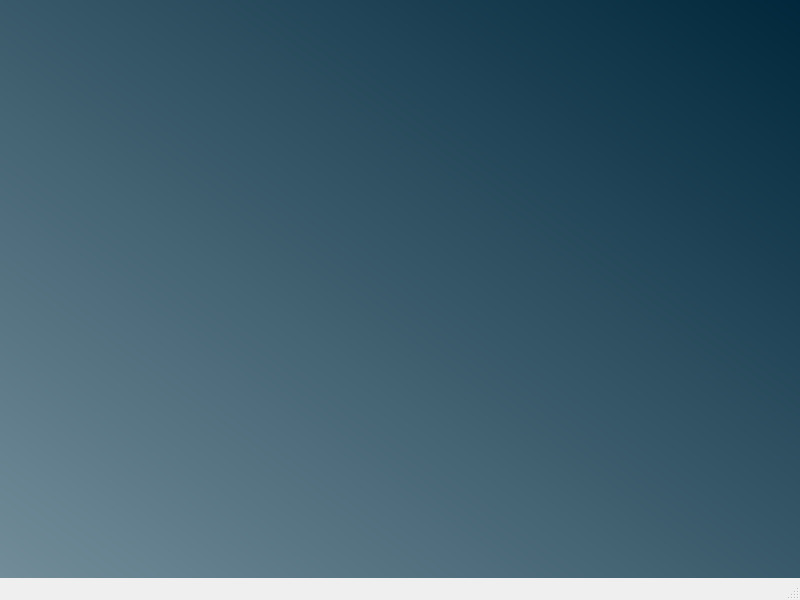
This is develop/interfaces/interface_camera_menu.ui in Mark-mmv/HelczaViewerMultiProject_v1 as Qt 5 draws it before an edit. The edited form follows.
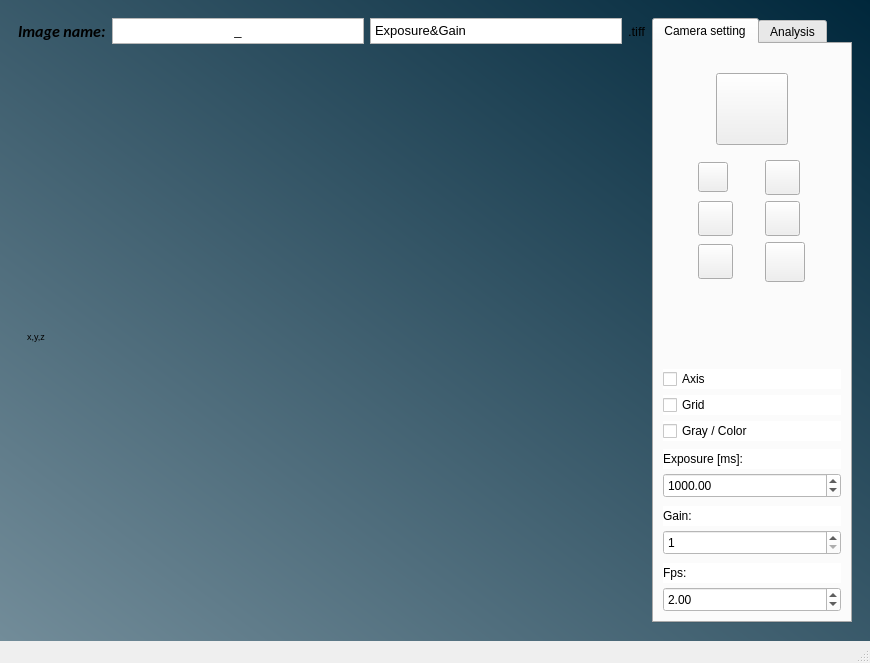
This is the edited form. Icons and pictures are not drawn.

Commit message: Create stream vimba method

The edit to the form file:
```diff
--- a/develop/interfaces/interface_camera_menu.ui
+++ b/develop/interfaces/interface_camera_menu.ui
@@ -6,8 +6,8 @@
    <rect>
     <x>0</x>
     <y>0</y>
-    <width>800</width>
-    <height>600</height>
+    <width>870</width>
+    <height>663</height>
    </rect>
   </property>
   <property name="windowTitle">
@@ -16,7 +16,734 @@
   <property name="styleSheet">
    <string notr="true">QWidget#centralwidget_camera_menu{background-color: qlineargradient(spread:pad, x1:0, y1:1, x2:1, y2:0, stop:0 rgba(114, 140, 153, 255), stop:1 rgba(0, 39, 59, 255));}</string>
   </property>
-  <widget class="QWidget" name="centralwidget_camera_menu"/>
+  <widget class="QWidget" name="centralwidget_camera_menu">
+   <layout class="QVBoxLayout" name="verticalLayout">
+    <item>
+     <widget class="QWidget" name="widget_work" native="true">
+      <property name="minimumSize">
+       <size>
+        <width>400</width>
+        <height>500</height>
+       </size>
+      </property>
+      <layout class="QGridLayout" name="gridLayout_3">
+       <item row="0" column="1">
+        <widget class="QTextEdit" name="text_edit_name_image">
+         <property name="maximumSize">
+          <size>
+           <width>16777215</width>
+           <height>26</height>
+          </size>
+         </property>
+         <property name="html">
+          <string>&lt;!DOCTYPE HTML PUBLIC &quot;-//W3C//DTD HTML 4.0//EN&quot; &quot;http://www.w3.org/TR/REC-html40/strict.dtd&quot;&gt;
+&lt;html&gt;&lt;head&gt;&lt;meta name=&quot;qrichtext&quot; content=&quot;1&quot; /&gt;&lt;style type=&quot;text/css&quot;&gt;
+p, li { white-space: pre-wrap; }
+&lt;/style&gt;&lt;/head&gt;&lt;body style=&quot; font-family:'MS Shell Dlg 2'; font-size:8.25pt; font-weight:400; font-style:normal;&quot;&gt;
+&lt;p align=&quot;center&quot; style=&quot; margin-top:0px; margin-bottom:0px; margin-left:0px; margin-right:0px; -qt-block-indent:0; text-indent:0px;&quot;&gt;&lt;span style=&quot; font-size:10pt;&quot;&gt;_&lt;/span&gt;&lt;/p&gt;&lt;/body&gt;&lt;/html&gt;</string>
+         </property>
+        </widget>
+       </item>
+       <item row="0" column="2">
+        <widget class="QTextEdit" name="text_edit_exposure_gain">
+         <property name="maximumSize">
+          <size>
+           <width>16777215</width>
+           <height>26</height>
+          </size>
+         </property>
+         <property name="html">
+          <string>&lt;!DOCTYPE HTML PUBLIC &quot;-//W3C//DTD HTML 4.0//EN&quot; &quot;http://www.w3.org/TR/REC-html40/strict.dtd&quot;&gt;
+&lt;html&gt;&lt;head&gt;&lt;meta name=&quot;qrichtext&quot; content=&quot;1&quot; /&gt;&lt;style type=&quot;text/css&quot;&gt;
+p, li { white-space: pre-wrap; }
+&lt;/style&gt;&lt;/head&gt;&lt;body style=&quot; font-family:'MS Shell Dlg 2'; font-size:8.25pt; font-weight:400; font-style:normal;&quot;&gt;
+&lt;p style=&quot; margin-top:0px; margin-bottom:0px; margin-left:0px; margin-right:0px; -qt-block-indent:0; text-indent:0px;&quot;&gt;&lt;span style=&quot; font-size:10pt;&quot;&gt;Exposure&amp;amp;Gain&lt;/span&gt;&lt;/p&gt;&lt;/body&gt;&lt;/html&gt;</string>
+         </property>
+        </widget>
+       </item>
+       <item row="0" column="0">
+        <widget class="QLabel" name="label_image_name">
+         <property name="font">
+          <font>
+           <family>Calibri</family>
+           <pointsize>12</pointsize>
+           <weight>75</weight>
+           <italic>true</italic>
+           <bold>true</bold>
+          </font>
+         </property>
+         <property name="text">
+          <string>Image name:</string>
+         </property>
+        </widget>
+       </item>
+       <item row="1" column="0" rowspan="3" colspan="4">
+        <widget class="QWidget" name="widget_for_stream" native="true">
+         <property name="sizePolicy">
+          <sizepolicy hsizetype="Expanding" vsizetype="Expanding">
+           <horstretch>0</horstretch>
+           <verstretch>0</verstretch>
+          </sizepolicy>
+         </property>
+         <property name="minimumSize">
+          <size>
+           <width>400</width>
+           <height>400</height>
+          </size>
+         </property>
+         <property name="cursor">
+          <cursorShape>CrossCursor</cursorShape>
+         </property>
+         <layout class="QVBoxLayout" name="verticalLayout_9">
+          <item>
+           <layout class="QGridLayout" name="companovka_stream"/>
+          </item>
+          <item>
+           <widget class="QLabel" name="label_cords_2">
+            <property name="minimumSize">
+             <size>
+              <width>0</width>
+              <height>13</height>
+             </size>
+            </property>
+            <property name="maximumSize">
+             <size>
+              <width>9999</width>
+              <height>13</height>
+             </size>
+            </property>
+            <property name="font">
+             <font>
+              <pointsize>7</pointsize>
+             </font>
+            </property>
+            <property name="text">
+             <string>x,y,z</string>
+            </property>
+           </widget>
+          </item>
+         </layout>
+        </widget>
+       </item>
+       <item row="0" column="3">
+        <widget class="QLabel" name="label_tiff">
+         <property name="font">
+          <font>
+           <pointsize>10</pointsize>
+          </font>
+         </property>
+         <property name="text">
+          <string>.tiff</string>
+         </property>
+        </widget>
+       </item>
+       <item row="0" column="4" rowspan="4" colspan="2">
+        <widget class="QTabWidget" name="tabWidget_2">
+         <property name="minimumSize">
+          <size>
+           <width>200</width>
+           <height>500</height>
+          </size>
+         </property>
+         <property name="layoutDirection">
+          <enum>Qt::LeftToRight</enum>
+         </property>
+         <property name="styleSheet">
+          <string notr="true"/>
+         </property>
+         <property name="tabPosition">
+          <enum>QTabWidget::North</enum>
+         </property>
+         <property name="tabShape">
+          <enum>QTabWidget::Rounded</enum>
+         </property>
+         <property name="currentIndex">
+          <number>0</number>
+         </property>
+         <widget class="QWidget" name="tab_camera_setting">
+          <property name="layoutDirection">
+           <enum>Qt::LeftToRight</enum>
+          </property>
+          <property name="autoFillBackground">
+           <bool>false</bool>
+          </property>
+          <attribute name="title">
+           <string>Camera setting</string>
+          </attribute>
+          <layout class="QGridLayout" name="gridLayout_4">
+           <property name="sizeConstraint">
+            <enum>QLayout::SetDefaultConstraint</enum>
+           </property>
+           <property name="topMargin">
+            <number>9</number>
+           </property>
+           <item row="1" column="1">
+            <spacer name="verticalspacer_5">
+             <property name="orientation">
+              <enum>Qt::Vertical</enum>
+             </property>
+             <property name="sizeType">
+              <enum>QSizePolicy::Fixed</enum>
+             </property>
+             <property name="sizeHint" stdset="0">
+              <size>
+               <width>20</width>
+               <height>20</height>
+              </size>
+             </property>
+            </spacer>
+           </item>
+           <item row="13" column="0" colspan="3">
+            <widget class="QLabel" name="label_exposure">
+             <property name="sizePolicy">
+              <sizepolicy hsizetype="Preferred" vsizetype="Preferred">
+               <horstretch>0</horstretch>
+               <verstretch>0</verstretch>
+              </sizepolicy>
+             </property>
+             <property name="minimumSize">
+              <size>
+               <width>0</width>
+               <height>20</height>
+              </size>
+             </property>
+             <property name="maximumSize">
+              <size>
+               <width>16777215</width>
+               <height>15</height>
+              </size>
+             </property>
+             <property name="styleSheet">
+              <string notr="true">background-color: rgb(255, 255, 255);</string>
+             </property>
+             <property name="text">
+              <string>Exposure [ms]:</string>
+             </property>
+            </widget>
+           </item>
+           <item row="16" column="0" colspan="3">
+            <widget class="QLabel" name="label_gain">
+             <property name="minimumSize">
+              <size>
+               <width>0</width>
+               <height>20</height>
+              </size>
+             </property>
+             <property name="maximumSize">
+              <size>
+               <width>16777215</width>
+               <height>15</height>
+              </size>
+             </property>
+             <property name="styleSheet">
+              <string notr="true">background-color: rgb(255, 255, 255);</string>
+             </property>
+             <property name="text">
+              <string>Gain:</string>
+             </property>
+            </widget>
+           </item>
+           <item row="9" column="0" colspan="3">
+            <spacer name="verticalspacer_6">
+             <property name="orientation">
+              <enum>Qt::Vertical</enum>
+             </property>
+             <property name="sizeType">
+              <enum>QSizePolicy::Expanding</enum>
+             </property>
+             <property name="sizeHint" stdset="0">
+              <size>
+               <width>40</width>
+               <height>20</height>
+              </size>
+             </property>
+            </spacer>
+           </item>
+           <item row="19" column="0" colspan="3">
+            <widget class="QLabel" name="label_fps">
+             <property name="minimumSize">
+              <size>
+               <width>0</width>
+               <height>20</height>
+              </size>
+             </property>
+             <property name="maximumSize">
+              <size>
+               <width>16777215</width>
+               <height>15</height>
+              </size>
+             </property>
+             <property name="styleSheet">
+              <string notr="true">background-color: rgb(255, 255, 255);</string>
+             </property>
+             <property name="text">
+              <string>Fps:</string>
+             </property>
+            </widget>
+           </item>
+           <item row="12" column="0" colspan="3">
+            <widget class="QCheckBox" name="checkbox_gray_color">
+             <property name="minimumSize">
+              <size>
+               <width>0</width>
+               <height>20</height>
+              </size>
+             </property>
+             <property name="styleSheet">
+              <string notr="true">background-color: rgb(255, 255, 255);</string>
+             </property>
+             <property name="text">
+              <string>Gray / Color</string>
+             </property>
+            </widget>
+           </item>
+           <item row="21" column="0" colspan="3">
+            <widget class="QDoubleSpinBox" name="spinbox_fps">
+             <property name="minimumSize">
+              <size>
+               <width>0</width>
+               <height>25</height>
+              </size>
+             </property>
+             <property name="styleSheet">
+              <string notr="true">background-color: rgb(255, 255, 255);</string>
+             </property>
+             <property name="singleStep">
+              <double>0.010000000000000</double>
+             </property>
+             <property name="value">
+              <double>2.000000000000000</double>
+             </property>
+            </widget>
+           </item>
+           <item row="18" column="0" colspan="3">
+            <widget class="QSpinBox" name="spinbox_gain">
+             <property name="minimumSize">
+              <size>
+               <width>100</width>
+               <height>25</height>
+              </size>
+             </property>
+             <property name="styleSheet">
+              <string notr="true">background-color: rgb(255, 255, 255);</string>
+             </property>
+             <property name="minimum">
+              <number>1</number>
+             </property>
+             <property name="maximum">
+              <number>33</number>
+             </property>
+            </widget>
+           </item>
+           <item row="11" column="0" colspan="3">
+            <widget class="QCheckBox" name="checkbox_grid_stream">
+             <property name="styleSheet">
+              <string notr="true">background-color: rgb(255, 255, 255);</string>
+             </property>
+             <property name="text">
+              <string>Grid</string>
+             </property>
+            </widget>
+           </item>
+           <item row="2" column="1">
+            <widget class="QPushButton" name="button_start_stream">
+             <property name="enabled">
+              <bool>true</bool>
+             </property>
+             <property name="sizePolicy">
+              <sizepolicy hsizetype="Preferred" vsizetype="Preferred">
+               <horstretch>0</horstretch>
+               <verstretch>0</verstretch>
+              </sizepolicy>
+             </property>
+             <property name="minimumSize">
+              <size>
+               <width>72</width>
+               <height>72</height>
+              </size>
+             </property>
+             <property name="maximumSize">
+              <size>
+               <width>72</width>
+               <height>72</height>
+              </size>
+             </property>
+             <property name="sizeIncrement">
+              <size>
+               <width>1</width>
+               <height>1</height>
+              </size>
+             </property>
+             <property name="layoutDirection">
+              <enum>Qt::LeftToRight</enum>
+             </property>
+             <property name="styleSheet">
+              <string notr="true">border-image: url(:/icon/icon/baseline_play_circle_outline_black_36dp.png);
+</string>
+             </property>
+             <property name="inputMethodHints">
+              <set>Qt::ImhNone</set>
+             </property>
+             <property name="text">
+              <string/>
+             </property>
+             <property name="iconSize">
+              <size>
+               <width>32</width>
+               <height>32</height>
+              </size>
+             </property>
+             <property name="checkable">
+              <bool>false</bool>
+             </property>
+             <property name="autoRepeat">
+              <bool>false</bool>
+             </property>
+             <property name="autoExclusive">
+              <bool>false</bool>
+             </property>
+             <property name="autoDefault">
+              <bool>false</bool>
+             </property>
+             <property name="default">
+              <bool>false</bool>
+             </property>
+             <property name="flat">
+              <bool>false</bool>
+             </property>
+            </widget>
+           </item>
+           <item row="15" column="0" colspan="3">
+            <widget class="QDoubleSpinBox" name="spinbox_exposure">
+             <property name="minimumSize">
+              <size>
+               <width>100</width>
+               <height>25</height>
+              </size>
+             </property>
+             <property name="styleSheet">
+              <string notr="true">background-color: rgb(255, 255, 255);</string>
+             </property>
+             <property name="minimum">
+              <double>1.000000000000000</double>
+             </property>
+             <property name="maximum">
+              <double>60000.000000000000000</double>
+             </property>
+             <property name="singleStep">
+              <double>1.000000000000000</double>
+             </property>
+             <property name="value">
+              <double>1000.000000000000000</double>
+             </property>
+            </widget>
+           </item>
+           <item row="3" column="0" colspan="3">
+            <widget class="QWidget" name="widget_4" native="true">
+             <property name="font">
+              <font>
+               <italic>false</italic>
+              </font>
+             </property>
+             <property name="tabletTracking">
+              <bool>false</bool>
+             </property>
+             <property name="contextMenuPolicy">
+              <enum>Qt::DefaultContextMenu</enum>
+             </property>
+             <property name="styleSheet">
+              <string notr="true"/>
+             </property>
+             <property name="inputMethodHints">
+              <set>Qt::ImhNone</set>
+             </property>
+             <layout class="QGridLayout" name="gridLayout_6">
+              <item row="0" column="0">
+               <widget class="QPushButton" name="button_posun_stream">
+                <property name="sizePolicy">
+                 <sizepolicy hsizetype="Preferred" vsizetype="Preferred">
+                  <horstretch>0</horstretch>
+                  <verstretch>0</verstretch>
+                 </sizepolicy>
+                </property>
+                <property name="minimumSize">
+                 <size>
+                  <width>30</width>
+                  <height>30</height>
+                 </size>
+                </property>
+                <property name="maximumSize">
+                 <size>
+                  <width>30</width>
+                  <height>30</height>
+                 </size>
+                </property>
+                <property name="font">
+                 <font>
+                  <weight>50</weight>
+                  <bold>false</bold>
+                 </font>
+                </property>
+                <property name="focusPolicy">
+                 <enum>Qt::StrongFocus</enum>
+                </property>
+                <property name="acceptDrops">
+                 <bool>false</bool>
+                </property>
+                <property name="styleSheet">
+                 <string notr="true">border-image: url(:/icon/icon/baseline_pan_tool_black_24dp.png);</string>
+                </property>
+                <property name="text">
+                 <string notr="true"/>
+                </property>
+                <property name="shortcut">
+                 <string/>
+                </property>
+                <property name="checkable">
+                 <bool>false</bool>
+                </property>
+                <property name="autoRepeat">
+                 <bool>false</bool>
+                </property>
+                <property name="autoExclusive">
+                 <bool>false</bool>
+                </property>
+                <property name="autoDefault">
+                 <bool>false</bool>
+                </property>
+                <property name="default">
+                 <bool>false</bool>
+                </property>
+                <property name="flat">
+                 <bool>false</bool>
+                </property>
+               </widget>
+              </item>
+              <item row="0" column="1">
+               <widget class="QPushButton" name="button_zoom_stream">
+                <property name="sizePolicy">
+                 <sizepolicy hsizetype="Preferred" vsizetype="Preferred">
+                  <horstretch>0</horstretch>
+                  <verstretch>0</verstretch>
+                 </sizepolicy>
+                </property>
+                <property name="minimumSize">
+                 <size>
+                  <width>35</width>
+                  <height>35</height>
+                 </size>
+                </property>
+                <property name="maximumSize">
+                 <size>
+                  <width>35</width>
+                  <height>35</height>
+                 </size>
+                </property>
+                <property name="styleSheet">
+                 <string notr="true">border-image: url(:/icon/icon/baseline_search_black_24dp.png);</string>
+                </property>
+                <property name="text">
+                 <string/>
+                </property>
+               </widget>
+              </item>
+              <item row="1" column="0">
+               <widget class="QPushButton" name="button_up_to_stream">
+                <property name="sizePolicy">
+                 <sizepolicy hsizetype="Preferred" vsizetype="Preferred">
+                  <horstretch>0</horstretch>
+                  <verstretch>0</verstretch>
+                 </sizepolicy>
+                </property>
+                <property name="minimumSize">
+                 <size>
+                  <width>35</width>
+                  <height>35</height>
+                 </size>
+                </property>
+                <property name="maximumSize">
+                 <size>
+                  <width>35</width>
+                  <height>35</height>
+                 </size>
+                </property>
+                <property name="styleSheet">
+                 <string notr="true">border-image: url(:/icon/icon/baseline_arrow_back_black_24dp.png);</string>
+                </property>
+                <property name="text">
+                 <string/>
+                </property>
+               </widget>
+              </item>
+              <item row="2" column="0">
+               <widget class="QPushButton" name="button_save_image_stream">
+                <property name="minimumSize">
+                 <size>
+                  <width>35</width>
+                  <height>35</height>
+                 </size>
+                </property>
+                <property name="maximumSize">
+                 <size>
+                  <width>35</width>
+                  <height>35</height>
+                 </size>
+                </property>
+                <property name="styleSheet">
+                 <string notr="true">border-image: url(:/icon/icon/baseline_save_black_36dp.png);</string>
+                </property>
+                <property name="text">
+                 <string/>
+                </property>
+               </widget>
+              </item>
+              <item row="2" column="1">
+               <widget class="QPushButton" name="button_home_stream">
+                <property name="sizePolicy">
+                 <sizepolicy hsizetype="Preferred" vsizetype="Preferred">
+                  <horstretch>0</horstretch>
+                  <verstretch>0</verstretch>
+                 </sizepolicy>
+                </property>
+                <property name="minimumSize">
+                 <size>
+                  <width>40</width>
+                  <height>40</height>
+                 </size>
+                </property>
+                <property name="maximumSize">
+                 <size>
+                  <width>40</width>
+                  <height>40</height>
+                 </size>
+                </property>
+                <property name="styleSheet">
+                 <string notr="true">border-image: url(:/icon/icon/baseline_account_balance_black_24dp.png);</string>
+                </property>
+                <property name="text">
+                 <string/>
+                </property>
+               </widget>
+              </item>
+              <item row="1" column="1">
+               <widget class="QPushButton" name="button_down_to_stream">
+                <property name="sizePolicy">
+                 <sizepolicy hsizetype="Preferred" vsizetype="Preferred">
+                  <horstretch>0</horstretch>
+                  <verstretch>0</verstretch>
+                 </sizepolicy>
+                </property>
+                <property name="minimumSize">
+                 <size>
+                  <width>35</width>
+                  <height>35</height>
+                 </size>
+                </property>
+                <property name="maximumSize">
+                 <size>
+                  <width>35</width>
+                  <height>35</height>
+                 </size>
+                </property>
+                <property name="styleSheet">
+                 <string notr="true">border-image: url(:/icon/icon/baseline_arrow_forward_black_24dp.png);</string>
+                </property>
+                <property name="text">
+                 <string/>
+                </property>
+               </widget>
+              </item>
+             </layout>
+            </widget>
+           </item>
+           <item row="10" column="0" colspan="3">
+            <widget class="QCheckBox" name="checkbox_axis">
+             <property name="styleSheet">
+              <string notr="true">background-color: rgb(255, 255, 255);</string>
+             </property>
+             <property name="text">
+              <string>Axis</string>
+             </property>
+            </widget>
+           </item>
+          </layout>
+         </widget>
+         <widget class="QWidget" name="tab_analysis">
+          <attribute name="title">
+           <string>Analysis</string>
+          </attribute>
+          <layout class="QVBoxLayout" name="verticalLayout_10">
+           <item>
+            <widget class="QPushButton" name="button_open_analysis_window">
+             <property name="text">
+              <string>Open Analysis window</string>
+             </property>
+            </widget>
+           </item>
+           <item>
+            <widget class="QCheckBox" name="checkbox_line_profile">
+             <property name="text">
+              <string>Line profile</string>
+             </property>
+            </widget>
+           </item>
+           <item>
+            <widget class="QCheckBox" name="checkbox_select_area">
+             <property name="text">
+              <string>Select area</string>
+             </property>
+            </widget>
+           </item>
+           <item>
+            <widget class="QPushButton" name="button_select_data_from_area">
+             <property name="text">
+              <string>Select data from area</string>
+             </property>
+            </widget>
+           </item>
+           <item>
+            <widget class="QPushButton" name="button_homogeneity">
+             <property name="text">
+              <string>Homogeneity</string>
+             </property>
+            </widget>
+           </item>
+           <item>
+            <spacer name="verticalspacer_7">
+             <property name="orientation">
+              <enum>Qt::Vertical</enum>
+             </property>
+             <property name="sizeHint" stdset="0">
+              <size>
+               <width>20</width>
+               <height>40</height>
+              </size>
+             </property>
+            </spacer>
+           </item>
+           <item>
+            <widget class="QPushButton" name="button_catch_reference">
+             <property name="text">
+              <string>Catch reference</string>
+             </property>
+            </widget>
+           </item>
+           <item>
+            <widget class="QCheckBox" name="checkbox_implement_reference">
+             <property name="text">
+              <string>Implement reference</string>
+             </property>
+            </widget>
+           </item>
+          </layout>
+         </widget>
+        </widget>
+       </item>
+      </layout>
+     </widget>
+    </item>
+   </layout>
+  </widget>
   <widget class="QMenuBar" name="menubar">
    <property name="geometry">
     <rect>
```
Left out of the diff: 7 changed lines with no effect on the pictures. The commit also changes 41 other files.
